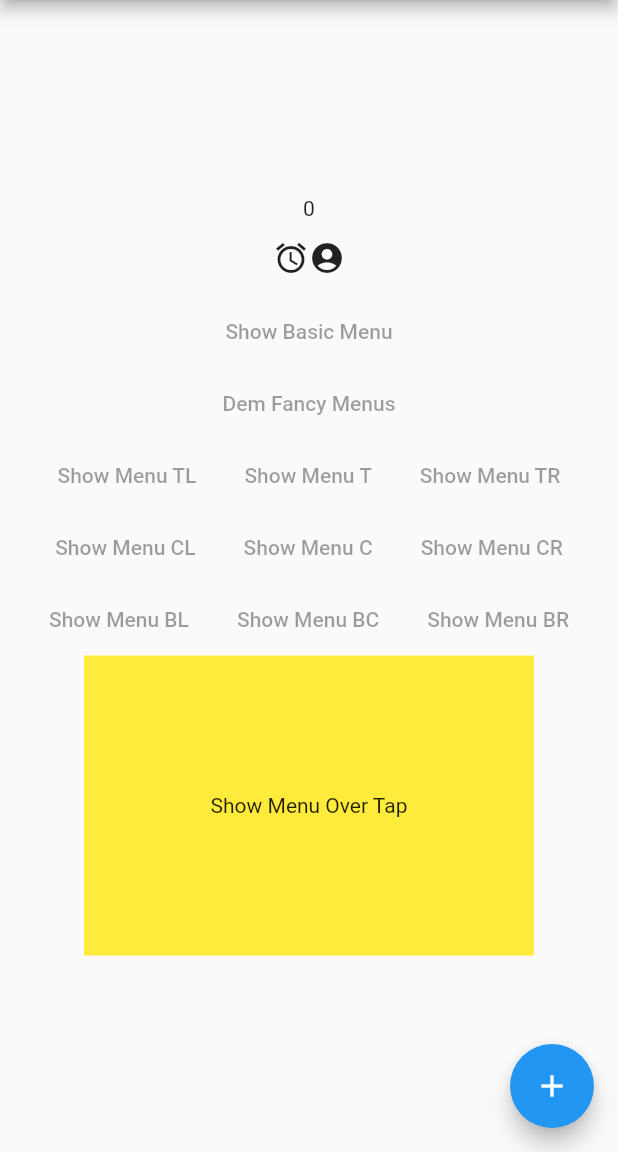
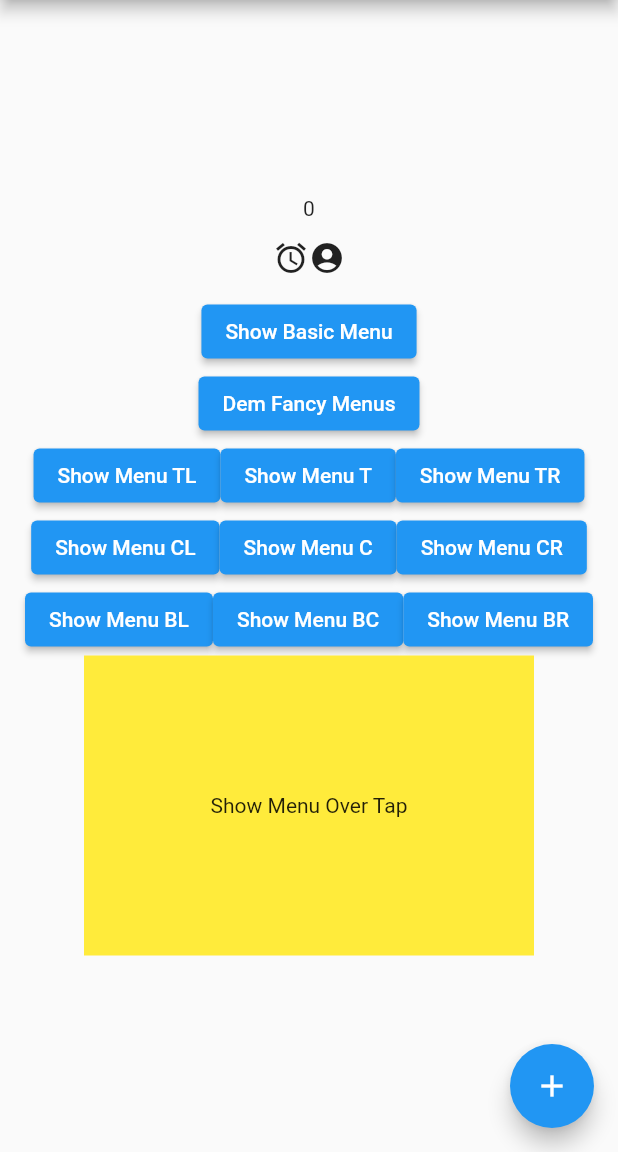
Before and after one commit to knyghtryda/flutter_anywhere_menus, a Flutter app: the screen it shows after launch, after a tap on "Show Basic Menu", on a phone screen of 412 x 824 dp, the part 84-1236 px from its top. Run offline on Flutter 3.47's test engine with Material 2 defaults, Android fonts, the phone set to English and light mode, and no system bars.

Commit message:
migration to nullsafety

```diff
--- a/example/lib/main.dart
+++ b/example/lib/main.dart
@@ -31,7 +31,7 @@ class MyApp extends StatelessWidget {
 }
 
 class MyHomePage extends StatefulWidget {
-  MyHomePage({Key key, this.title}) : super(key: key);
+  MyHomePage({Key? key, this.title}) : super(key: key);
 
   // This widget is the home page of your application. It is stateful, meaning
   // that it has a State object (defined below) that contains fields that affect
@@ -42,7 +42,7 @@ class MyHomePage extends StatefulWidget {
   // used by the build method of the State. Fields in a Widget subclass are
   // always marked "final".
 
-  final String title;
+  final String? title;
 
   @override
   _MyHomePageState createState() => _MyHomePageState();
@@ -81,7 +81,7 @@ class _MyHomePageState extends State<MyHomePage> {
       appBar: AppBar(
         // Here we take the value from the MyHomePage object that was created by
         // the App.build method, and use it to set our appbar title.
-        title: Text(widget.title),
+        title: Text(widget.title!),
       ),
       body: Center(
         child: Column(
@@ -108,14 +108,16 @@ class _MyHomePageState extends State<MyHomePage> {
                       )),
                 )),
             Menu(
-              child: MaterialButton(
+              child: ElevatedButton(
                 child: Text('Show Basic Menu'),
+                onPressed: () {},
               ),
               menuBar: MenuBar(),
             ),
             Menu(
-              child: MaterialButton(
+              child: ElevatedButton(
                 child: Text('Dem Fancy Menus'),
+                onPressed: () {},
               ),
               menuBar: MenuBar(
                 drawArrow: true,
@@ -150,8 +152,9 @@ class _MyHomePageState extends State<MyHomePage> {
                   children: [
                     Menu(
                       tapType: TapType.tap,
-                      child: MaterialButton(
+                      child: ElevatedButton(
                         child: Text('Show Menu TL'),
+                        onPressed: () {},
                       ),
                       menuBar: menuBar,
                       menuAlignmentOnChild: MenuAlignment.topLeft,
@@ -159,16 +162,18 @@ class _MyHomePageState extends State<MyHomePage> {
                     Menu(
                       tapType: TapType.tap,
                       offset: Offset(0, 10),
-                      child: MaterialButton(
+                      child: ElevatedButton(
                         child: Text('Show Menu T'),
+                        onPressed: () {},
                       ),
                       menuBar: menuBar,
                       menuAlignmentOnChild: MenuAlignment.topCenter,
                     ),
                     Menu(
                       tapType: TapType.tap,
-                      child: MaterialButton(
+                      child: ElevatedButton(
                         child: Text('Show Menu TR'),
+                        onPressed: () {},
                       ),
                       menuBar: menuBar,
                       menuAlignmentOnChild: MenuAlignment.topRight,
@@ -180,24 +185,27 @@ class _MyHomePageState extends State<MyHomePage> {
                   children: [
                     Menu(
                       tapType: TapType.tap,
-                      child: MaterialButton(
+                      child: ElevatedButton(
                         child: Text('Show Menu CL'),
+                        onPressed: () {},
                       ),
                       menuBar: menuBar,
                       menuAlignmentOnChild: MenuAlignment.centerLeft,
                     ),
                     Menu(
                       tapType: TapType.tap,
-                      child: MaterialButton(
+                      child: ElevatedButton(
                         child: Text('Show Menu C'),
+                        onPressed: () {},
                       ),
                       menuBar: menuBar,
                       menuAlignmentOnChild: MenuAlignment.center,
                     ),
                     Menu(
                       tapType: TapType.tap,
-                      child: MaterialButton(
+                      child: ElevatedButton(
                         child: Text('Show Menu CR'),
+                        onPressed: () {},
                       ),
                       menuBar: menuBar,
                       menuAlignmentOnChild: MenuAlignment.centerRight,
@@ -209,24 +217,27 @@ class _MyHomePageState extends State<MyHomePage> {
                   children: [
                     Menu(
                       tapType: TapType.tap,
-                      child: MaterialButton(
+                      child: ElevatedButton(
                         child: Text('Show Menu BL'),
+                        onPressed: () {},
                       ),
                       menuBar: menuBar,
                       menuAlignmentOnChild: MenuAlignment.bottomLeft,
                     ),
                     Menu(
                       tapType: TapType.tap,
-                      child: MaterialButton(
+                      child: ElevatedButton(
                         child: Text('Show Menu BC'),
+                        onPressed: () {},
                       ),
                       menuBar: menuBar,
                       menuAlignmentOnChild: MenuAlignment.bottomCenter,
                     ),
                     Menu(
                       tapType: TapType.tap,
-                      child: MaterialButton(
+                      child: ElevatedButton(
                         child: Text('Show Menu BR'),
+                        onPressed: () {},
                       ),
                       menuBar: menuBar,
                       menuAlignmentOnChild: MenuAlignment.bottomRight,
--- a/example/pubspec.yaml
+++ b/example/pubspec.yaml
@@ -18,7 +18,7 @@ publish_to: 'none' # Remove this line if you wish to publish to pub.dev
 version: 1.0.0+1
 
 environment:
-  sdk: ">=2.7.0 <3.0.0"
+  sdk: '>=2.12.0 <3.0.0'
 
 dependencies:
   flutter:
@@ -27,7 +27,7 @@ dependencies:
 
   # The following adds the Cupertino Icons font to your application.
   # Use with the CupertinoIcons class for iOS style icons.
-  cupertino_icons: ^0.1.3
+  cupertino_icons: ^1.0.3
   flutter_anywhere_menus:
     path: ../
 
--- a/lib/src/menu.dart
+++ b/lib/src/menu.dart
@@ -9,10 +9,10 @@ part 'offset_methods.dart';
 
 /// This is the what contains both the widget you want to draw and the [MenuBar]
 class Menu extends StatefulWidget {
-  final Widget child;
+  final Widget? child;
 
   /// This contains all of the info for rendering the Menu
-  final MenuBar menuBar;
+  final MenuBar? menuBar;
 
   /// This will draw the menu where you tap/click on the child widget instead of at a predefined alignment.  Default is `false`
   ///
@@ -38,7 +38,7 @@ class Menu extends StatefulWidget {
   final TapType tapType;
 
   const Menu({
-    Key key,
+    Key? key,
     this.child,
     this.menuBar,
     this.menuOverTap = false,
@@ -54,12 +54,12 @@ class Menu extends StatefulWidget {
 
 class _MenuState extends State<Menu> {
   final GlobalKey key = GlobalKey();
-  OverlayEntry itemEntry;
+  OverlayEntry? itemEntry;
   final layerLink = LayerLink();
 
   bool showMenu = false;
   // ignore: prefer_final_fields
-  static List<OverlayEntry> _overlays = [];
+  static List<OverlayEntry?> _overlays = [];
   final GlobalKey sizeKey = GlobalKey();
 
   @override
@@ -72,7 +72,7 @@ class _MenuState extends State<Menu> {
       onDoubleTap: widget.tapType == TapType.doubleTap ? buildMenu : null,
       onSecondaryTapDown: (details) {
         if (widget.tapType == TapType.secondaryTap && !widget.menuOverTap) {
-          return buildMenu;
+          //return buildMenu;
         }
         return null;
       },
@@ -107,7 +107,7 @@ class _MenuState extends State<Menu> {
     );
   }
 
-  void buildMenu({Offset tapOffset}) {
+  void buildMenu({Offset? tapOffset}) {
     MenuAlignment _childAlignmentOnMenu;
     //Computes the child alignment point
     if (tapOffset != null) {
@@ -121,11 +121,13 @@ class _MenuState extends State<Menu> {
       }
     }
     // Gets the size of the parent
-    RenderBox renderObject = key.currentContext?.findRenderObject();
+    RenderBox renderObject =
+        key.currentContext?.findRenderObject() as RenderBox;
     final bounds = renderObject.paintBounds;
 
     // Gets the size of the menu
-    RenderBox menuObject = sizeKey.currentContext?.findRenderObject();
+    RenderBox menuObject =
+        sizeKey.currentContext?.findRenderObject() as RenderBox;
     final menuBounds = menuObject.paintBounds;
     Offset childOffset;
 
@@ -163,7 +165,7 @@ class _MenuState extends State<Menu> {
       ),
     );
 
-    Overlay.of(context).insert(itemEntry);
+    Overlay.of(context)!.insert(itemEntry!);
     _overlays.add(itemEntry);
   }
 
--- a/lib/src/menu_bar.dart
+++ b/lib/src/menu_bar.dart
@@ -1,7 +1,7 @@
 part of 'menu.dart';
 
 List<T> addDividers<T>(List<T> items, T divider) {
-  if (items == null) return null;
+
   var finalItems = <T>[];
   for (var i = 0; i < items.length; i++) {
     finalItems.add(items[i]);
@@ -29,7 +29,7 @@ class MenuBar {
 
   /// Do you want to draw a divider?
   final bool drawDivider;
-  final Color backgroundColor;
+  final Color? backgroundColor;
   final double elevation;
 
   /// This sets a border radius for the menu when [borderStyle] is set to [MenuBorderStyle.rounded]
@@ -55,10 +55,10 @@ class MenuBar {
     ],
     this.maxThickness = 36,
     this.orientation = MenuOrientation.horizontal,
-    Widget dividerWidget,
+    Widget? dividerWidget,
     this.itemPadding = const EdgeInsets.all(4),
     this.drawDivider = true,
-    Color backgroundColor,
+    Color? backgroundColor,
     this.elevation = 4,
     this.borderRadius = const BorderRadius.all(Radius.circular(16)),
     this.drawArrow = false,
@@ -76,13 +76,13 @@ class MenuBar {
 }
 
 class _MenuBar extends StatefulWidget {
-  final GlobalKey menuKey;
-  final MenuBar menuBar;
-  final MenuAlignment menuAlignment;
-  final Function dismiss;
+  final GlobalKey? menuKey;
+  final MenuBar? menuBar;
+  final MenuAlignment? menuAlignment;
+  final Function? dismiss;
 
   const _MenuBar(
-      {Key key, this.dismiss, this.menuBar, this.menuAlignment, this.menuKey})
+      {Key? key, this.dismiss, this.menuBar, this.menuAlignment, this.menuKey})
       : super(key: key);
 
   @override
@@ -90,25 +90,25 @@ class _MenuBar extends StatefulWidget {
 }
 
 class _MenuBarState extends State<_MenuBar> {
-  bool _show;
+  late bool _show;
   @override
   Widget build(BuildContext context) {
-    _show = !widget.menuBar.fadeIn;
-    final menuItems = widget.menuBar.menuItems
+    _show = !widget.menuBar!.fadeIn;
+    final menuItems = widget.menuBar!.menuItems
         .map((item) => _MenuItem(
               menuItem: item,
-              itemPadding: widget.menuBar.itemPadding,
+              itemPadding: widget.menuBar!.itemPadding,
               dismiss: widget.dismiss,
             ))
         .toList();
     // Container sets the thickness of the menu.
     return Container(
       constraints: BoxConstraints(
-          maxHeight: widget.menuBar.orientation == MenuOrientation.horizontal
-              ? widget.menuBar.maxThickness
+          maxHeight: widget.menuBar!.orientation == MenuOrientation.horizontal
+              ? widget.menuBar!.maxThickness
               : double.infinity,
-          maxWidth: widget.menuBar.orientation == MenuOrientation.vertical
-              ? widget.menuBar.maxThickness
+          maxWidth: widget.menuBar!.orientation == MenuOrientation.vertical
+              ? widget.menuBar!.maxThickness
               : double.infinity),
       alignment: Alignment.topLeft,
       child: AnimatedOpacity(
@@ -116,30 +116,30 @@ class _MenuBarState extends State<_MenuBar> {
         duration: Duration(milliseconds: 250),
         child: Material(
           key: widget.menuKey,
-          color: widget.menuBar.backgroundColor,
-          elevation: widget.menuBar.elevation,
-          borderRadius: widget.menuBar.borderStyle != MenuBorderStyle.pill
-              ? widget.menuBar.borderStyle == MenuBorderStyle.straight
-                  ? 0
-                  : widget.menuBar.borderRadius
+          color: widget.menuBar!.backgroundColor,
+          elevation: widget.menuBar!.elevation,
+          borderRadius: widget.menuBar!.borderStyle != MenuBorderStyle.pill
+              ? widget.menuBar!.borderStyle == MenuBorderStyle.straight
+                  ? 0 as BorderRadiusGeometry?
+                  : widget.menuBar!.borderRadius
               : null,
           clipBehavior: Clip.antiAlias,
-          shape: widget.menuBar.borderStyle == MenuBorderStyle.pill
+          shape: widget.menuBar!.borderStyle == MenuBorderStyle.pill
               ? MenuBorder(
                   arrowAlignment: widget.menuAlignment,
-                  drawArrow: widget.menuBar.drawArrow)
+                  drawArrow: widget.menuBar!.drawArrow)
               : null,
-          child: widget.menuBar.orientation == MenuOrientation.horizontal
+          child: widget.menuBar!.orientation == MenuOrientation.horizontal
               ? Row(
                   mainAxisSize: MainAxisSize.min,
-                  children: widget.menuBar.drawDivider
-                      ? addDividers(menuItems, widget.menuBar._divider)
+                  children: widget.menuBar!.drawDivider
+                      ? addDividers(menuItems, widget.menuBar!._divider)
                       : menuItems,
                 )
               : Column(
                   mainAxisSize: MainAxisSize.min,
-                  children: widget.menuBar.drawDivider
-                      ? addDividers(menuItems, widget.menuBar._divider)
+                  children: widget.menuBar!.drawDivider
+                      ? addDividers(menuItems, widget.menuBar!._divider)
                       : menuItems,
                 ),
         ),
@@ -150,8 +150,8 @@ class _MenuBarState extends State<_MenuBar> {
 
 class MenuBorder extends ShapeBorder {
   final bool usePadding;
-  final MenuAlignment arrowAlignment;
-  final double radius;
+  final MenuAlignment? arrowAlignment;
+  final double? radius;
   final double arrowSize;
   final bool drawArrow;
 
@@ -164,59 +164,60 @@ class MenuBorder extends ShapeBorder {
   });
 
   void trianglePathFromAlignment(
-      {Path path,
-      Rect rect,
-      double size,
-      double radius,
-      MenuAlignment alignment}) {
+      {
+        required Path path,
+      Rect? rect,
+      double? size,
+      double? radius,
+      MenuAlignment? alignment}) {
     final arrowOffset = getOffsetByAlignment(rect, alignment);
-    final cornerLength = radius ?? rect.height / 2;
+    final cornerLength = radius ?? rect!.height / 2;
     switch (alignment) {
       case MenuAlignment.topLeft:
         path
           ..moveTo(arrowOffset.dx, arrowOffset.dy + cornerLength)
-          ..lineTo(arrowOffset.dx - size, arrowOffset.dy - size)
+          ..lineTo(arrowOffset.dx - size!, arrowOffset.dy - size)
           ..lineTo(arrowOffset.dx + cornerLength, arrowOffset.dy);
         break;
       case MenuAlignment.topCenter:
         path
-          ..moveTo(arrowOffset.dx - size, arrowOffset.dy)
+          ..moveTo(arrowOffset.dx - size!, arrowOffset.dy)
           ..lineTo(arrowOffset.dx, arrowOffset.dy - size)
           ..lineTo(arrowOffset.dx + size, arrowOffset.dy);
         break;
       case MenuAlignment.topRight:
         path
           ..moveTo(arrowOffset.dx - cornerLength, arrowOffset.dy)
-          ..lineTo(arrowOffset.dx + size, arrowOffset.dy - size)
+          ..lineTo(arrowOffset.dx + size!, arrowOffset.dy - size)
           ..lineTo(arrowOffset.dx, arrowOffset.dy + cornerLength);
         break;
       case MenuAlignment.centerRight:
         path
-          ..moveTo(arrowOffset.dx, arrowOffset.dy - size)
+          ..moveTo(arrowOffset.dx, arrowOffset.dy - size!)
           ..lineTo(arrowOffset.dx + size, arrowOffset.dy)
           ..lineTo(arrowOffset.dx, arrowOffset.dy + size);
         break;
       case MenuAlignment.bottomRight:
         path
           ..moveTo(arrowOffset.dx, arrowOffset.dy - cornerLength)
-          ..lineTo(arrowOffset.dx + size, arrowOffset.dy + size)
+          ..lineTo(arrowOffset.dx + size!, arrowOffset.dy + size)
           ..lineTo(arrowOffset.dx - cornerLength, arrowOffset.dy);
         break;
       case MenuAlignment.bottomCenter:
         path
-          ..moveTo(arrowOffset.dx + size, arrowOffset.dy)
+          ..moveTo(arrowOffset.dx + size!, arrowOffset.dy)
           ..lineTo(arrowOffset.dx, arrowOffset.dy + size)
           ..lineTo(arrowOffset.dx - size, arrowOffset.dy);
         break;
       case MenuAlignment.bottomLeft:
         path
           ..moveTo(arrowOffset.dx + cornerLength, arrowOffset.dy)
-          ..lineTo(arrowOffset.dx - size, arrowOffset.dy + size)
+          ..lineTo(arrowOffset.dx - size!, arrowOffset.dy + size)
           ..lineTo(arrowOffset.dx, arrowOffset.dy - cornerLength);
         break;
       case MenuAlignment.centerLeft:
         path
-          ..moveTo(arrowOffset.dx, arrowOffset.dy + size)
+          ..moveTo(arrowOffset.dx, arrowOffset.dy + size!)
           ..lineTo(arrowOffset.dx - size, arrowOffset.dy)
           ..lineTo(arrowOffset.dx, arrowOffset.dy - size);
         break;
@@ -229,10 +230,10 @@ class MenuBorder extends ShapeBorder {
       EdgeInsets.only(bottom: usePadding ? 20 : 0);
 
   @override
-  Path getInnerPath(Rect rect, {TextDirection textDirection}) => null;
+  Path getInnerPath(Rect rect, {TextDirection? textDirection}) => Path();
 
   @override
-  Path getOuterPath(Rect rect, {TextDirection textDirection}) {
+  Path getOuterPath(Rect rect, {TextDirection? textDirection}) {
     rect = Rect.fromPoints(rect.topLeft, rect.bottomRight);
     var path = Path()
       ..addRRect(
@@ -250,7 +251,7 @@ class MenuBorder extends ShapeBorder {
   }
 
   @override
-  void paint(Canvas canvas, Rect rect, {TextDirection textDirection}) {}
+  void paint(Canvas canvas, Rect rect, {TextDirection? textDirection}) {}
 
   @override
   ShapeBorder scale(double t) => this;
--- a/lib/src/menu_item.dart
+++ b/lib/src/menu_item.dart
@@ -2,30 +2,30 @@ part of 'menu.dart';
 
 /// This sets each individual cell of the menu
 class MenuItem {
-  final Widget child;
-  final Color backgroundColor;
+  final Widget? child;
+  final Color? backgroundColor;
   final Color _splashColor;
-  final EdgeInsets padding;
-  final Function onTap;
-  final Function onLongPress;
+  final EdgeInsets? padding;
+  final Function? onTap;
+  final Function? onLongPress;
 
   const MenuItem(
       {this.onTap,
       this.onLongPress,
       this.child,
       this.backgroundColor,
-      Color splashColor,
+      Color? splashColor,
       this.padding})
       : _splashColor = splashColor ?? Colors.blueGrey;
 }
 
 class _MenuItem extends StatefulWidget {
-  final MenuItem menuItem;
-  final EdgeInsets itemPadding;
-  final Function dismiss;
+  final MenuItem? menuItem;
+  final EdgeInsets? itemPadding;
+  final Function? dismiss;
 
   const _MenuItem({
-    Key key,
+    Key? key,
     this.dismiss,
     this.menuItem,
     this.itemPadding,
@@ -42,22 +42,22 @@ class __MenuItemState extends State<_MenuItem> {
       color: Colors.transparent,
       child: InkWell(
         onTap: () {
-          if (widget.menuItem.onTap != null) widget.menuItem.onTap();
+          if (widget.menuItem!.onTap != null) widget.menuItem!.onTap!();
           //TODO: figure out what to do with dismissing after tap.  Maybe just leave as is?
           //widget.dismiss();
         },
         onLongPress: () {
-          if (widget.menuItem.onLongPress != null) {
-            widget.menuItem.onLongPress();
+          if (widget.menuItem!.onLongPress != null) {
+            widget.menuItem!.onLongPress!();
           }
         },
-        splashColor: widget.menuItem._splashColor,
+        splashColor: widget.menuItem!._splashColor,
         child: Center(
           child: Padding(
-            padding: widget.menuItem.padding ??
+            padding: widget.menuItem!.padding ??
                 widget.itemPadding ??
                 EdgeInsets.all(0),
-            child: widget.menuItem.child,
+            child: widget.menuItem!.child,
           ),
         ),
       ),
--- a/pubspec.yaml
+++ b/pubspec.yaml
@@ -6,7 +6,7 @@ repository: https://github.com/knyghtryda/flutter_anywhere_menus
 issue_tracker: https://github.com/knyghtryda/flutter_anywhere_menus/issues
 
 environment:
-  sdk: ">=2.7.0 <3.0.0"
+  sdk: '>=2.12.0 <3.0.0'
   flutter: ">=0.1.4 <2.0.0"
 
 dependencies:
@@ -15,7 +15,7 @@ dependencies:
     sdk: flutter
 
 dev_dependencies:
-  pedantic: ^1.9.0
+  pedantic: ^1.11.1
   flutter_test:
     sdk: flutter
 
```
Also changed, not shown: lib/src/offset_methods.dart (+10 -10 lines), example/pubspec.lock, pubspec.lock.
